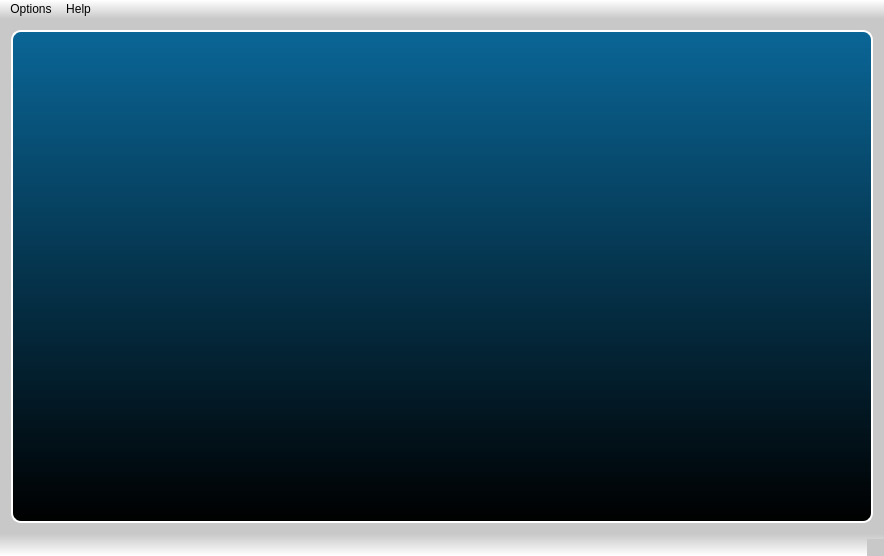
archeos/cloudcompare-archeos, file ccViewer/ui_templates/ccviewer.ui: the form before one commit.
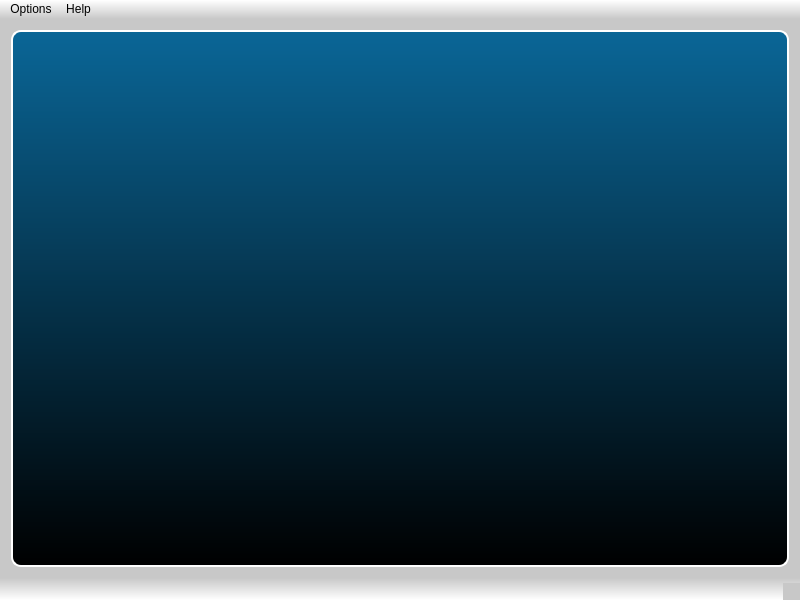
The form after the commit. Icons and pictures are not drawn.

The edit to the form file:
```diff
--- a/ccViewer/ui_templates/ccviewer.ui
+++ b/ccViewer/ui_templates/ccviewer.ui
@@ -6,8 +6,8 @@
    <rect>
     <x>0</x>
     <y>0</y>
-    <width>884</width>
-    <height>556</height>
+    <width>800</width>
+    <height>600</height>
    </rect>
   </property>
   <property name="acceptDrops">
@@ -83,7 +83,7 @@
     <rect>
      <x>0</x>
      <y>0</y>
-     <width>884</width>
+     <width>800</width>
      <height>21</height>
     </rect>
    </property>
```
Left out of the diff: 22 changed lines with no effect on the pictures.
